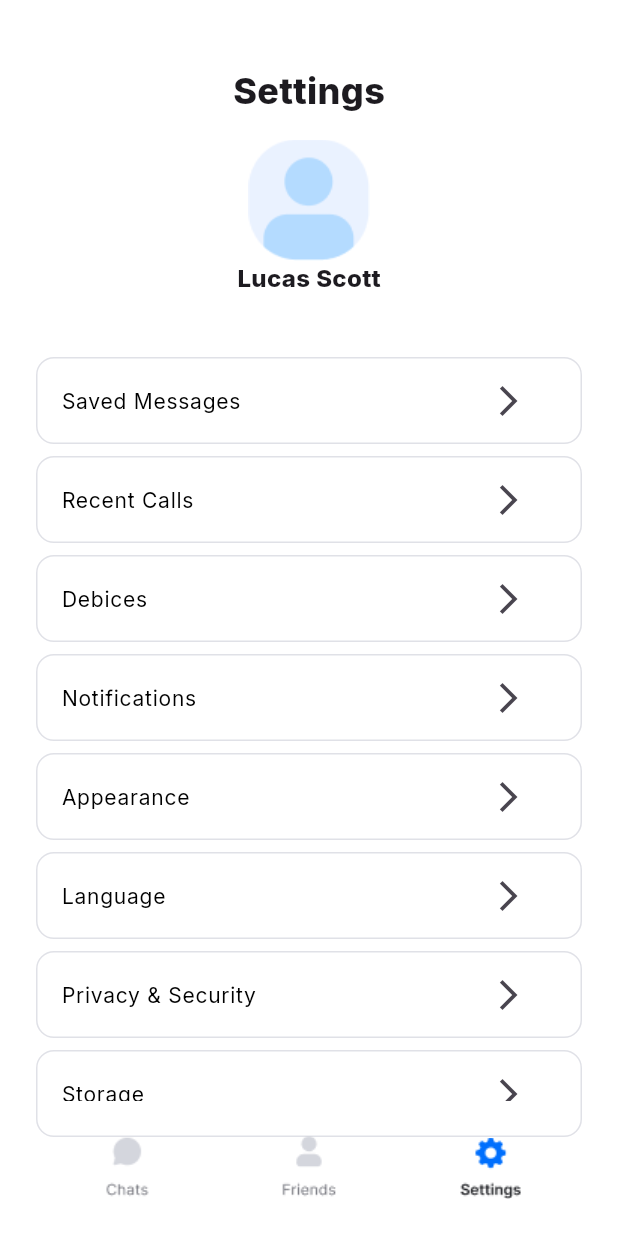
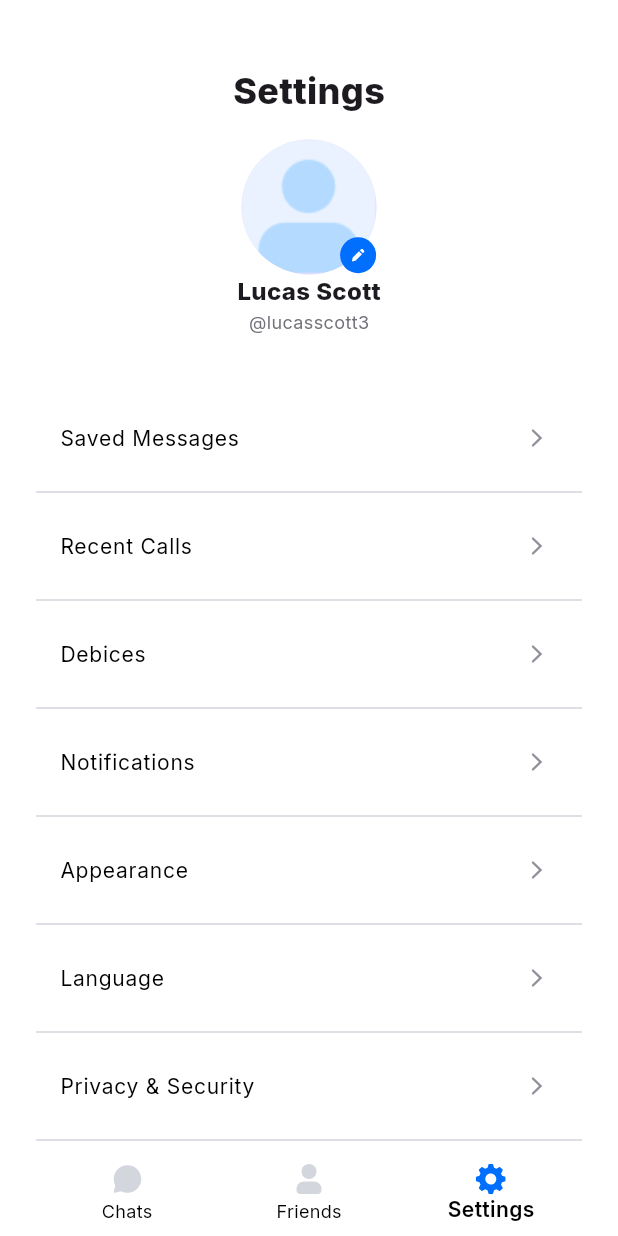
Before and after one commit to Rutuja028/figma_task, a Flutter app: the Settings screen opened directly, on a phone screen of 412 x 824 dp. Run offline on Flutter 3.47's test engine with Material 3 defaults, Android fonts, the phone set to English and light mode, and no system bars; our stand-ins replace carousel_slider, flutter_svg, gap.

```diff
--- a/lib/app.dart
+++ b/lib/app.dart
@@ -4,7 +4,7 @@ import 'package:flutter/material.dart';
 //import 'package:figma_task/views/onboarding_page2.dart';
 //import 'package:figma_task/views/subscription_page.dart';
 import 'package:figma_task/views/settings_page.dart';
-
+import 'package:figma_task/views/sign_in.dart';
 
 class MainApp extends StatelessWidget {
   const MainApp({super.key});
@@ -15,7 +15,8 @@ class MainApp extends StatelessWidget {
       theme: ThemeData(
         fontFamily: 'Inter',
       ),
-      home: const Settings(),
+      home: const SignIn(),
+      //home: const Settings(),
       //home: const Subscription(),
       //home: const OnBoarding2(),
       //home: OnBoarding(),
--- a/lib/views/settings_page.dart
+++ b/lib/views/settings_page.dart
@@ -27,8 +27,12 @@ class _SettingsState extends State<Settings> {
     OptionItem('Storage', false),
   ];
 
-  bool checkBoxValue = false;
-  bool tickIcon = false;
+  int _selectedIndex = 2;
+  void _onItemTapped(int index) {
+    setState(() {
+      _selectedIndex = index;
+    });
+  }
 
   @override
   Widget build(BuildContext context) {
@@ -50,9 +54,22 @@ class _SettingsState extends State<Settings> {
                       )),
                 ),
                 const Gap(16),
-                Align(
-                  alignment: Alignment.center,
-                  child: Image.asset("assets/Avatar.png"),
+                Stack(
+                  children: [
+                    const CircleAvatar(
+                      radius: 45,
+                      backgroundImage: AssetImage(
+                        "assets/Avatar.png",
+                      ),
+                    ),
+                    Positioned(
+                      bottom: 0,
+                      right: 0,
+                      child: SvgPicture.asset(
+                        "assets/Edit.svg",
+                      ),
+                    ),
+                  ],
                 ),
                 const Align(
                   alignment: Alignment.center,
@@ -62,54 +79,87 @@ class _SettingsState extends State<Settings> {
                         fontWeight: FontWeight.w800,
                       )),
                 ),
+                const Align(
+                  alignment: Alignment.center,
+                  child: Text("@lucasscott3",
+                      style: TextStyle(
+                        fontSize: 12,
+                        fontWeight: FontWeight.w400,
+                        color: Color(0xFF71727A),
+                      )),
+                ),
                 const Gap(41),
                 Expanded(
-                  child: ListView.builder(
+                  child: ListView.separated(
+                      separatorBuilder: (context, index) {
+                        return const Divider(
+                          color: Color(0xFFD4D6DD),
+                        );
+                      },
                       itemCount: options.length,
                       itemBuilder: (context, index) {
-                        return Padding(
-                          padding: const EdgeInsets.only(bottom: 8),
-                          child: ListTile(
-                            shape: RoundedRectangleBorder(
-                              side: const BorderSide(color: Color(0xFFE0E1E7)),
-                              borderRadius: BorderRadius.circular(12),
-                            ),
-                            tileColor: Colors.white,
-                            selectedTileColor: const Color(0xFFEAF2FF),
-                            selected: options.elementAt(index).isSelected,
-                            onTap: () {
-                              setState(() {
-                                options.elementAt(index).isSelected =
-                                    !options.elementAt(index).isSelected;
-                              });
-                            },
-                            title: Text(
-                              options.elementAt(index).title,
-                              style: const TextStyle(
-                                fontSize: 14,
-                                fontWeight: FontWeight.w400,
-                                color: Colors.black,
-                              ),
-                            ),
-                            trailing: IconButton(
-                              icon: const Icon(Icons.arrow_forward_ios),
-                              onPressed: () {
-                                setState(() {});
-                              },
+                        return ListTile(
+                          title: Text(
+                            options[index].title,
+                            style: const TextStyle(
+                              fontSize: 14,
+                              fontWeight: FontWeight.w400,
+                              color: Colors.black,
                             ),
                           ),
+                          trailing: SvgPicture.asset("assets/forwardArrow.svg"),
                         );
                       }),
                 ),
-                Row(
-                    mainAxisAlignment: MainAxisAlignment.spaceEvenly,
-                    children: [
-                      Image.asset("assets/messages.png",
-                          width: 120, height: 90),
-                      Image.asset("assets/friends.png", width: 120, height: 90),
-                      Image.asset("assets/settings.png",
-                          width: 120, height: 90),
-                    ])
+                BottomNavigationBar(
+                  onTap: _onItemTapped,
+                  currentIndex: _selectedIndex,
+                  selectedLabelStyle:
+                      const TextStyle(fontWeight: FontWeight.w600),
+                  unselectedLabelStyle: const TextStyle(),
+                  elevation: 0,
+                  backgroundColor: Colors.white,
+                  selectedItemColor: Colors.black,
+                  unselectedItemColor: Colors.black,
+                  items: <BottomNavigationBarItem>[
+                    BottomNavigationBarItem(
+                        activeIcon: SvgPicture.asset(
+                          "assets/Icon.svg",
+                          colorFilter: const ColorFilter.mode(
+                              Color(0xFF006FFD), BlendMode.srcIn),
+                        ),
+                        icon: SvgPicture.asset(
+                          "assets/Icon.svg",
+                          colorFilter: const ColorFilter.mode(
+                              Color(0xFFD4D6DD), BlendMode.srcIn),
+                        ),
+                        label: 'Chats'),
+                    BottomNavigationBarItem(
+                        icon: SvgPicture.asset(
+                          "assets/friends.svg",
+                          colorFilter: const ColorFilter.mode(
+                              Color(0xFFD4D6DD), BlendMode.srcIn),
+                        ),
+                        activeIcon: SvgPicture.asset(
+                          "assets/friends.svg",
+                          colorFilter: const ColorFilter.mode(
+                              Color(0xFF006FFD), BlendMode.srcIn),
+                        ),
+                        label: 'Friends'),
+                    BottomNavigationBarItem(
+                        icon: SvgPicture.asset(
+                          "assets/settings.svg",
+                          colorFilter: const ColorFilter.mode(
+                              Color(0xFFD4D6DD), BlendMode.srcIn),
+                        ),
+                        activeIcon: SvgPicture.asset(
+                          "assets/settings.svg",
+                          colorFilter: const ColorFilter.mode(
+                              Color(0xFF006FFD), BlendMode.srcIn),
+                        ),
+                        label: 'Settings'),
+                  ],
+                ),
               ]),
         ),
       ),
```
Also changed, not shown: lib/components/text_form_field.dart (added, +37 -0 lines), lib/views/onboarding_page2.dart (+8 -1 lines), lib/views/sign_in.dart (added, +187 -0 lines), lib/views/sign_up.dart (added, +203 -0 lines), lib/views/subscription_page.dart (+10 -1 lines).
